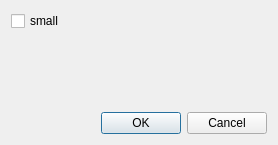
Qt form mscore/mscore/chordproperties.ui (musescore/musescore-old) before a commit.
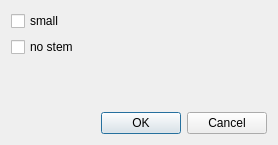
The same form after that commit.

Diff of the .ui file:
```diff
--- a/mscore/mscore/chordproperties.ui
+++ b/mscore/mscore/chordproperties.ui
@@ -12,7 +12,7 @@
   <property name="windowTitle" >
    <string>Chord Properties</string>
   </property>
-  <layout class="QVBoxLayout" >
+  <layout class="QVBoxLayout" name="verticalLayout" >
    <item>
     <widget class="QCheckBox" name="smallCheckBox" >
      <property name="text" >
@@ -21,14 +21,21 @@
     </widget>
    </item>
    <item>
-    <spacer>
+    <widget class="QCheckBox" name="noStemCheckBox" >
+     <property name="text" >
+      <string>no stem</string>
+     </property>
+    </widget>
+   </item>
+   <item>
+    <spacer name="verticalSpacer" >
      <property name="orientation" >
       <enum>Qt::Vertical</enum>
      </property>
-     <property name="sizeHint" >
+     <property name="sizeHint" stdset="0" >
       <size>
        <width>20</width>
-       <height>40</height>
+       <height>44</height>
       </size>
      </property>
     </spacer>
```
Left out of the diff: 2 changed lines with no effect on the pictures.
